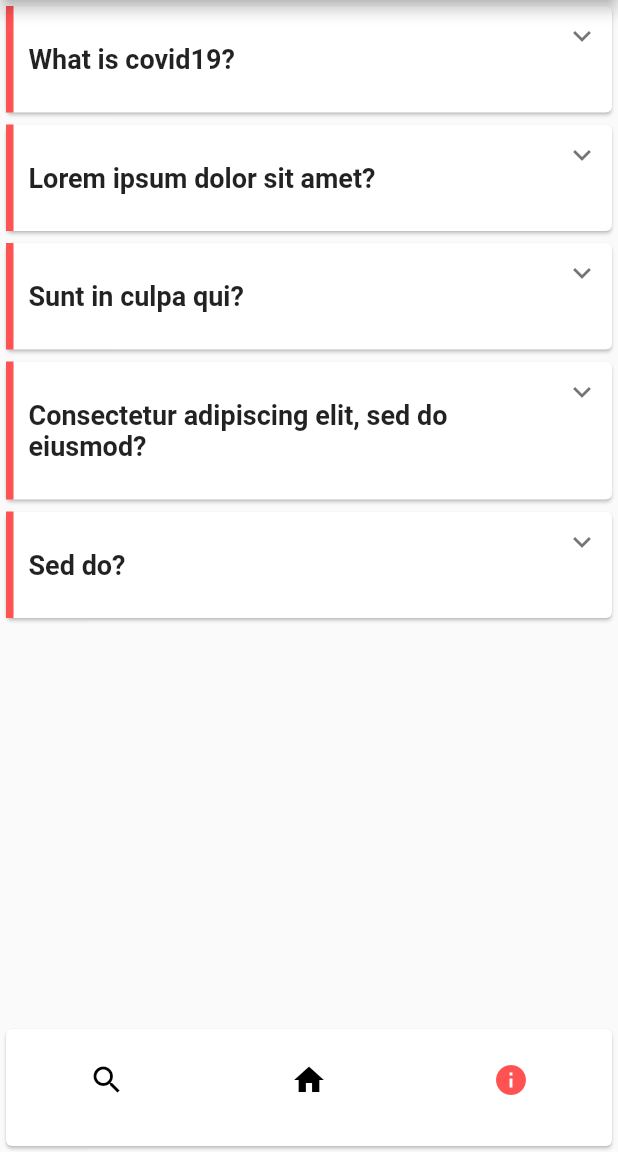
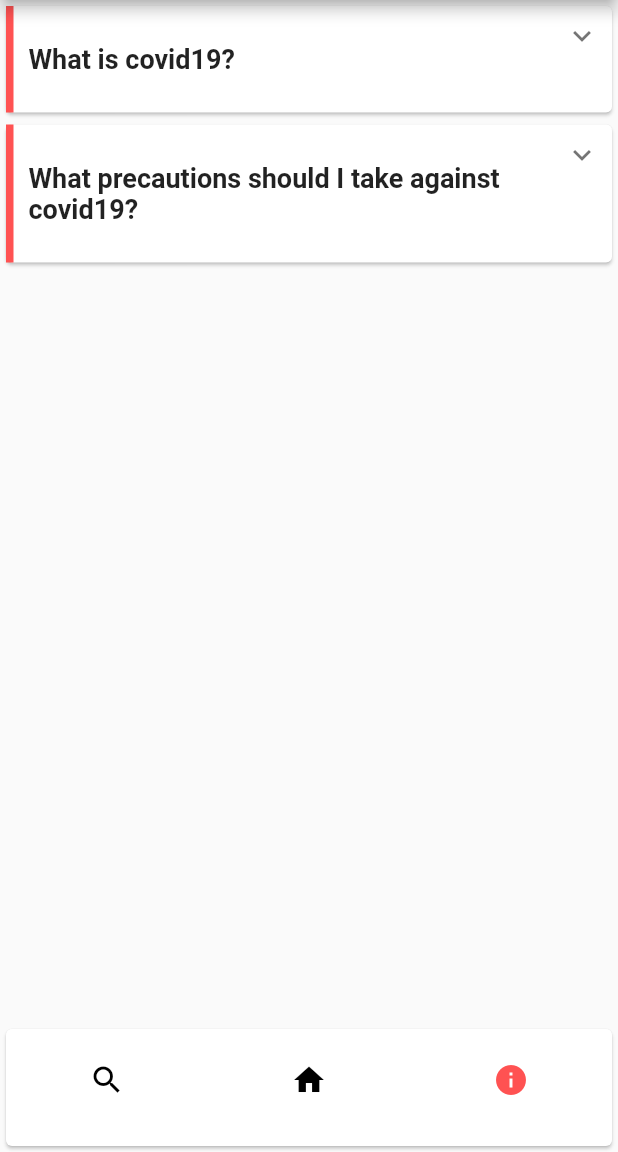
Before and after one commit to Ashley440/coved19, a Flutter app: the InfoPage screen opened by its route, on a phone screen of 412 x 824 dp, the part 84-1236 px from its top. Run offline on Flutter 3.47's test engine with Material 2 defaults, Android fonts, the phone set to English and light mode, and no system bars; drawn by our look-alikes of expandable; network calls fail.

Commit message:
Added basic articles model with basic styles

```diff
--- a/lib/models/lesson.dart
+++ b/lib/models/lesson.dart
@@ -4,8 +4,8 @@ import 'package:flutter/material.dart';
 class Lesson {
   final String question;
   final String answer;
-
-  Lesson({this.question, this.answer});
+  final String source;
+  Lesson({this.question, this.answer, this.source});
 
   Widget display() {
     return Card(
@@ -22,11 +22,30 @@ class Lesson {
             )),
         expanded: Container(
           padding: EdgeInsets.all(16.0),
-          child: Text(
-            answer,
-            softWrap: true,
-            style: TextStyle(fontSize: 16, letterSpacing: 1.2, height: 1.5),
-            textAlign: TextAlign.justify,
+          child: Column(
+            children: [
+              Text(
+                answer,
+                softWrap: true,
+                style: TextStyle(fontSize: 16, letterSpacing: 1.2, height: 1.5),
+                textAlign: TextAlign.justify,
+              ),
+              SizedBox(height: 25),
+              Container(
+                padding: EdgeInsets.all(15),
+                color: Colors.grey[200],
+                child: Row(
+                  children: [
+                    Text(
+                      "source:",
+                      style: TextStyle(fontWeight: FontWeight.bold),
+                    ),
+                    SizedBox(width: 5),
+                    Text(source, softWrap: true),
+                  ],
+                ),
+              )
+            ],
           ),
         ),
       ),
--- a/lib/views/info.dart
+++ b/lib/views/info.dart
@@ -12,23 +12,13 @@ class _InfoPageState extends State<InfoPage> {
     Lesson(
         question: "What is covid19?",
         answer:
-            "Coronavirus disease 2019 is an infectious disease caused by severe acute respiratory syndrome coronavirus 2"),
+            "Coronavirus disease 2019 is an infectious disease caused by severe acute respiratory syndrome coronavirus 2",
+        source: "Unknown"),
     Lesson(
-        question: "Lorem ipsum dolor sit amet?",
-        answer:
-            "Lorem ipsum dolor sit amet, consectetur adipiscing elit, sed do eiusmod tempor incididunt ut labore et dolore magna aliqua. Ut enim ad minim veniam, quis nostrud exercitation ullamco laboris nisi ut aliquip ex ea commodo consequat. Duis aute irure dolor in reprehenderit in voluptate velit esse cillum dolore eu fugiat nulla pariatur. Excepteur sint occaecat cupidatat non proident, sunt in culpa qui officia deserunt mollit anim id est laborum."),
-    Lesson(
-        question: "Sunt in culpa qui?",
-        answer:
-            "Lorem ipsum dolor sit amet, consectetur adipiscing elit, sed do eiusmod tempor incididunt ut labore et dolore magna aliqua. Ut enim ad minim veniam, quis nostrud exercitation ullamco laboris nisi ut aliquip ex ea commodo consequat. Duis aute irure dolor in reprehenderit in voluptate velit esse cillum dolore eu fugiat nulla pariatur. Excepteur sint occaecat cupidatat non proident, sunt in culpa qui officia deserunt mollit anim id est laborum."),
-    Lesson(
-        question: "Consectetur adipiscing elit, sed do eiusmod?",
-        answer:
-            "Lorem ipsum dolor sit amet, consectetur adipiscing elit, sed do eiusmod tempor incididunt ut labore et dolore magna aliqua. Ut enim ad minim veniam, quis nostrud exercitation ullamco laboris nisi ut aliquip ex ea commodo consequat. Duis aute irure dolor in reprehenderit in voluptate velit esse cillum dolore eu fugiat nulla pariatur. Excepteur sint occaecat cupidatat non proident, sunt in culpa qui officia deserunt mollit anim id est laborum."),
-    Lesson(
-        question: "Sed do?",
-        answer:
-            "Lorem ipsum dolor sit amet, consectetur adipiscing elit, sed do eiusmod tempor incididunt ut labore et dolore magna aliqua. Ut enim ad minim veniam, quis nostrud exercitation ullamco laboris nisi ut aliquip ex ea commodo consequat. Duis aute irure dolor in reprehenderit in voluptate velit esse cillum dolore eu fugiat nulla pariatur. Excepteur sint occaecat cupidatat non proident, sunt in culpa qui officia deserunt mollit anim id est laborum."),
+        question: "What precautions should I take against covid19?",
+        answer: "Wash your hands often\nAvoid touching your eyes, nose or mouth\nCough or sneeze in your bent elbow\nLimit social gatherings and time spent in crowded places" +
+            "\nAvoid close contact with someone who is sick\nClean and disinfect frequently touched objects\nAlthough not mentioned by the World Health Organization, wearing a mask which covers the nose and mouth greatly mitigates the risks of inhaling or exhaling the virus",
+        source: "World Health Organization"),
   ];
   @override
   Widget build(BuildContext context) {
```
Also changed, not shown: lib/models/article.dart (added, +50 -0 lines), lib/constants/news_feeds.dart (added).
